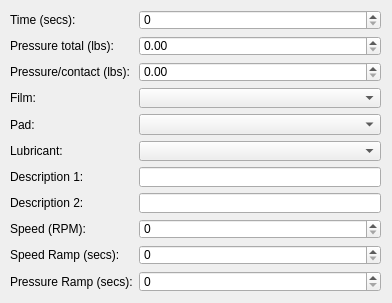
Old version of the form step.ui in the repository gcooper-dgo/polisher.
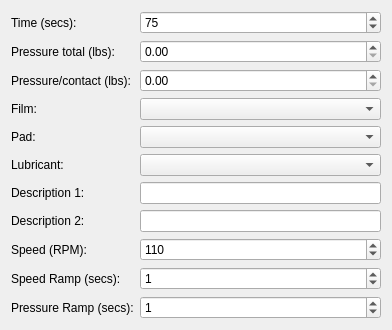
New version of the form.

Patch:
```diff
--- a/step.ui
+++ b/step.ui
@@ -13,15 +13,8 @@
   <property name="windowTitle">
    <string>Form</string>
   </property>
-  <widget class="QWidget" name="">
-   <property name="geometry">
-    <rect>
-     <x>10</x>
-     <y>10</y>
-     <width>371</width>
-     <height>282</height>
-    </rect>
-   </property>
+  <layout class="QFormLayout" name="formLayout_2">
+   <item row="0" column="0" colspan="2">
    <layout class="QFormLayout" name="formLayout">
     <item row="0" column="0">
      <widget class="QLabel" name="lbl_step_time">
@@ -31,7 +24,17 @@
      </widget>
     </item>
     <item row="0" column="1">
-     <widget class="QSpinBox" name="time"/>
+      <widget class="QSpinBox" name="time">
+       <property name="minimum">
+        <number>1</number>
+       </property>
+       <property name="maximum">
+        <number>300</number>
+       </property>
+       <property name="value">
+        <number>75</number>
+       </property>
+      </widget>
     </item>
     <item row="1" column="0">
      <widget class="QLabel" name="lbl_step_pressure">
@@ -41,7 +44,11 @@
      </widget>
     </item>
     <item row="1" column="1">
-     <widget class="QDoubleSpinBox" name="pressure"/>
+      <widget class="QDoubleSpinBox" name="pressure">
+       <property name="maximum">
+        <double>16.000000000000000</double>
+       </property>
+      </widget>
     </item>
     <item row="2" column="0">
      <widget class="QLabel" name="lbl_step_pressure_2">
@@ -51,7 +58,11 @@
      </widget>
     </item>
     <item row="2" column="1">
-     <widget class="QDoubleSpinBox" name="pressure_per_contact"/>
+      <widget class="QDoubleSpinBox" name="pressure_per_contact">
+       <property name="maximum">
+        <double>10.000000000000000</double>
+       </property>
+      </widget>
     </item>
     <item row="3" column="0">
      <widget class="QLabel" name="lbl_step_film">
@@ -111,7 +122,14 @@
      </widget>
     </item>
     <item row="8" column="1">
-     <widget class="QSpinBox" name="speed"/>
+      <widget class="QSpinBox" name="speed">
+       <property name="maximum">
+        <number>120</number>
+       </property>
+       <property name="value">
+        <number>110</number>
+       </property>
+      </widget>
     </item>
     <item row="9" column="0">
      <widget class="QLabel" name="lbl_step_speed_ramp">
@@ -121,7 +139,14 @@
      </widget>
     </item>
     <item row="9" column="1">
-     <widget class="QSpinBox" name="speed_ramp"/>
+      <widget class="QSpinBox" name="speed_ramp">
+       <property name="maximum">
+        <number>60</number>
+       </property>
+       <property name="value">
+        <number>1</number>
+       </property>
+      </widget>
     </item>
     <item row="10" column="0">
      <widget class="QLabel" name="lbl_step_pressure_ramp">
@@ -131,10 +156,18 @@
      </widget>
     </item>
     <item row="10" column="1">
-     <widget class="QSpinBox" name="pressure_ramp"/>
-    </item>
-   </layout>
-  </widget>
+      <widget class="QSpinBox" name="pressure_ramp">
+       <property name="maximum">
+        <number>60</number>
+       </property>
+       <property name="value">
+        <number>1</number>
+       </property>
+      </widget>
+     </item>
+    </layout>
+   </item>
+  </layout>
  </widget>
  <resources/>
  <connections/>
```
Left out of the diff: 2 changed lines with no effect on the pictures. Lines whose indentation alone changed are shown as unchanged.
